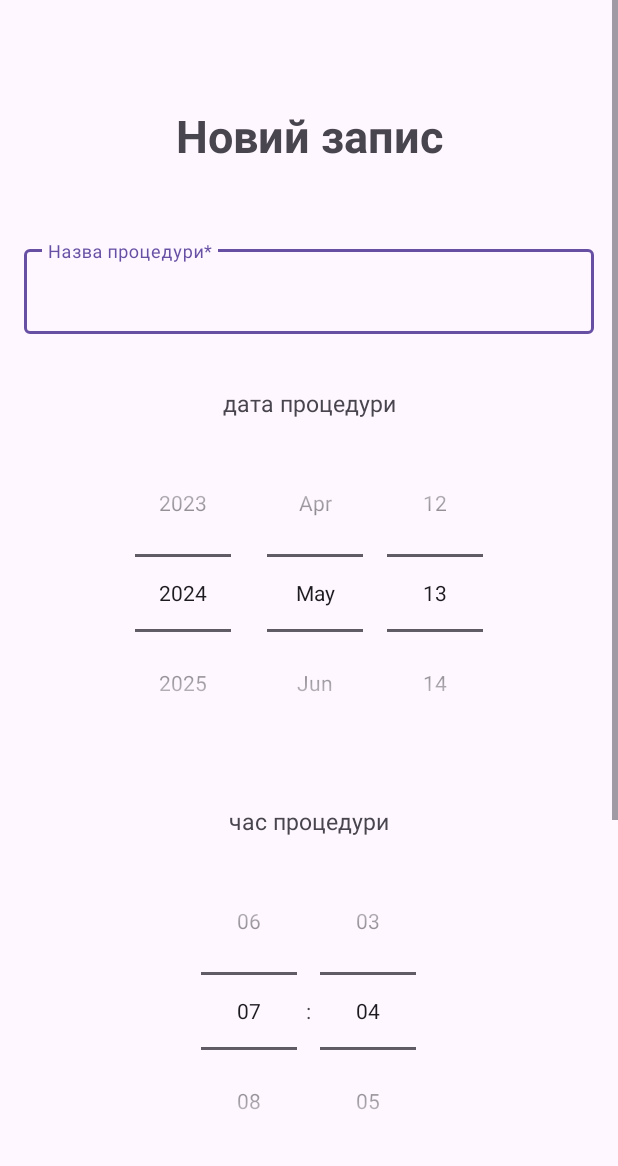
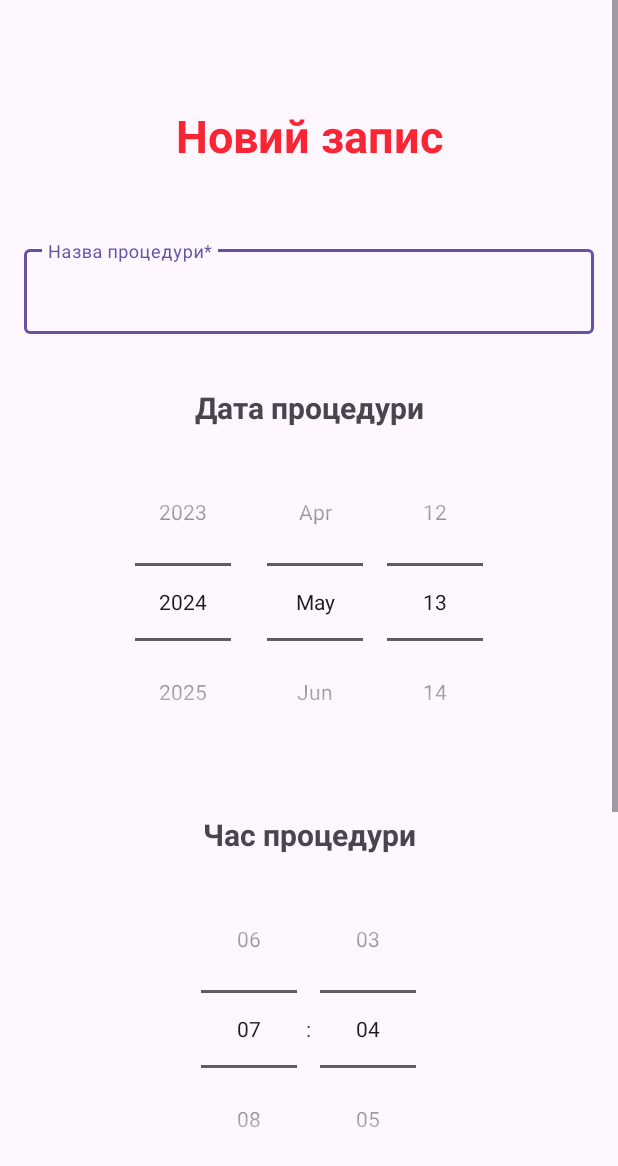
Before and after one commit to dymchenkko/khrtk_course_work_pi-420, an Android app built with Jetpack Compose: the screen it shows after launch once a user with an empty profile is signed in (NewAppointmentActivity), item 2 of the bottom bar chosen, on a phone screen of 412 x 824 dp. Shown: the top 1166 px of the screen. Run offline under Robolectric (Android 15) with nearby library versions, the phone set to English and light mode, and no system bars; our stand-ins replace Firebase (no records; nobody signed in at launch, a user with empty details on screens opened directly).

Commit message:
fix: fix appearance

```diff
--- a/app/src/main/res/layout/activity_edit_client.xml
+++ b/app/src/main/res/layout/activity_edit_client.xml
@@ -16,6 +16,7 @@
         android:layout_marginTop="50dp"
         android:textSize="30dp"
         android:textStyle="bold"
+        android:textColor="#f82634"
         android:text="Редагувати клієнта"
         tools:ignore="MissingConstraints" />
 
@@ -101,7 +102,8 @@
         android:layout_width="wrap_content"
         android:layout_height="wrap_content"
         android:layout_marginTop="15dp"
-
+        android:textSize="20dp"
+        android:textStyle="bold"
         app:layout_constraintStart_toStartOf="parent"
         app:layout_constraintEnd_toEndOf="parent"
         tools:ignore="MissingConstraints"
@@ -180,7 +182,7 @@
         android:layout_height="wrap_content"
         android:layout_marginTop="15dp"
         android:text="* обов'язкові поля"
-        android:textSize="15dp"
+        android:textSize="17dp"
         android:layout_marginLeft="20dp"
         android:textColor="#fa7d6f"
         app:layout_constraintLeft_toLeftOf="parent"
--- a/app/src/main/res/layout/activity_edit_expense.xml
+++ b/app/src/main/res/layout/activity_edit_expense.xml
@@ -14,6 +14,7 @@
         android:text="Редагувати витрату"
         android:textSize="30dp"
         android:textStyle="bold"
+        android:textColor="#f82634"
         app:layout_constraintLeft_toLeftOf="parent"
         app:layout_constraintRight_toRightOf="parent"
         app:layout_constraintTop_toTopOf="parent"
@@ -74,7 +75,7 @@
         android:layout_height="wrap_content"
         android:layout_marginTop="15dp"
         android:text="* обов'язкові поля"
-        android:textSize="15dp"
+        android:textSize="17dp"
         android:layout_marginLeft="20dp"
         android:textColor="#fa7d6f"
         app:layout_constraintLeft_toLeftOf="parent"
--- a/app/src/main/res/layout/activity_new_appointment.xml
+++ b/app/src/main/res/layout/activity_new_appointment.xml
@@ -19,6 +19,7 @@
             android:text="Новий запис"
             android:textSize="30dp"
             android:textStyle="bold"
+            android:textColor="#f82634"
             app:layout_constraintLeft_toLeftOf="parent"
             app:layout_constraintRight_toRightOf="parent"
             app:layout_constraintTop_toTopOf="parent"
@@ -48,9 +49,9 @@
             android:layout_width="wrap_content"
             android:layout_height="wrap_content"
             android:layout_marginTop="35dp"
-            android:text="дата процедури"
-            android:textSize="15dp"
-            app:layout_constraintLeft_toLeftOf="parent"
+            android:text="Дата процедури"
+            android:textSize="20dp"
+            android:textStyle="bold"            app:layout_constraintLeft_toLeftOf="parent"
             app:layout_constraintRight_toRightOf="parent"
             app:layout_constraintTop_toBottomOf="@+id/new_procedure_name_layout"
             tools:ignore="MissingConstraints" />
@@ -71,9 +72,9 @@
             android:layout_width="wrap_content"
             android:layout_height="wrap_content"
             android:layout_marginTop="35dp"
-            android:text="час процедури"
-            android:textSize="15dp"
-            app:layout_constraintLeft_toLeftOf="parent"
+            android:text="Час процедури"
+            android:textSize="20dp"
+            android:textStyle="bold"            app:layout_constraintLeft_toLeftOf="parent"
             app:layout_constraintRight_toRightOf="parent"
             app:layout_constraintTop_toBottomOf="@+id/datePickerButton"
             tools:ignore="MissingConstraints" />
@@ -161,7 +162,7 @@
             android:layout_height="wrap_content"
             android:layout_marginTop="15dp"
             android:text="* обов'язкові поля"
-            android:textSize="15dp"
+            android:textSize="17dp"
             android:layout_marginLeft="20dp"
             android:textColor="#fa7d6f"
             app:layout_constraintLeft_toLeftOf="parent"
--- a/app/src/main/res/layout/activity_new_client.xml
+++ b/app/src/main/res/layout/activity_new_client.xml
@@ -15,6 +15,7 @@
         app:layout_constraintTop_toTopOf="parent"
         android:layout_marginTop="50dp"
         android:textSize="30dp"
+        android:textColor="#f82634"
         android:textStyle="bold"
         android:text="Новий клієнт"
         tools:ignore="MissingConstraints" />
@@ -101,7 +102,8 @@
         android:layout_height="wrap_content"
         android:layout_marginTop="15dp"
         android:text="Тип шкіри"
-
+        android:textSize="20dp"
+        android:textStyle="bold"
         app:layout_constraintEnd_toEndOf="parent"
         app:layout_constraintStart_toStartOf="parent"
         app:layout_constraintTop_toBottomOf="@id/new_phone_number_layout"
@@ -181,7 +183,7 @@
         android:layout_height="wrap_content"
         android:layout_marginTop="15dp"
         android:text="* обов'язкові поля"
-        android:textSize="15dp"
+        android:textSize="17dp"
         android:layout_marginLeft="20dp"
         android:textColor="#fa7d6f"
         app:layout_constraintLeft_toLeftOf="parent"
--- a/app/src/main/res/layout/activity_new_expense.xml
+++ b/app/src/main/res/layout/activity_new_expense.xml
@@ -14,6 +14,7 @@
         android:text="Додати витрату"
         android:textSize="30dp"
         android:textStyle="bold"
+        android:textColor="#f82634"
         app:layout_constraintLeft_toLeftOf="parent"
         app:layout_constraintRight_toRightOf="parent"
         app:layout_constraintTop_toTopOf="parent"
@@ -74,7 +75,7 @@
         android:layout_height="wrap_content"
         android:layout_marginTop="15dp"
         android:text="* обов'язкові поля"
-        android:textSize="15dp"
+        android:textSize="17dp"
         android:layout_marginLeft="20dp"
         android:textColor="#fa7d6f"
         app:layout_constraintLeft_toLeftOf="parent"
--- a/app/src/main/res/layout/activity_new_report.xml
+++ b/app/src/main/res/layout/activity_new_report.xml
@@ -13,6 +13,7 @@
         android:layout_marginTop="50dp"
         android:text="Новий звіт"
         android:textSize="30dp"
+        android:textColor="#f82634"
         android:textStyle="bold"
         app:layout_constraintLeft_toLeftOf="parent"
         app:layout_constraintRight_toRightOf="parent"
--- a/app/src/main/res/layout/activity_sign_in.xml
+++ b/app/src/main/res/layout/activity_sign_in.xml
@@ -50,7 +50,7 @@
         android:layout_height="wrap_content"
         android:layout_marginTop="15dp"
         android:text="* обов'язкові поля"
-        android:textSize="15dp"
+        android:textSize="17dp"
         android:layout_marginLeft="20dp"
         android:textColor="#fa7d6f"
         app:layout_constraintLeft_toLeftOf="parent"
--- a/app/src/main/res/layout/activity_sign_up.xml
+++ b/app/src/main/res/layout/activity_sign_up.xml
@@ -70,7 +70,7 @@
         android:layout_height="wrap_content"
         android:layout_marginTop="15dp"
         android:text="* обов'язкові поля"
-        android:textSize="15dp"
+        android:textSize="17dp"
         android:layout_marginLeft="20dp"
         android:textColor="#fa7d6f"
         app:layout_constraintLeft_toLeftOf="parent"
--- a/app/src/main/res/layout/list_client_item.xml
+++ b/app/src/main/res/layout/list_client_item.xml
@@ -7,7 +7,8 @@
     android:layout_marginVertical="10dp"
     android:layout_marginHorizontal="10dp"
     app:cardCornerRadius="20dp"
-    app:cardElevation="8dp"
+    app:cardElevation="4dp"
+    app:cardUseCompatPadding="true"
     android:layout_width="match_parent"
     android:layout_height="wrap_content">
 
--- a/app/src/main/res/layout/list_item.xml
+++ b/app/src/main/res/layout/list_item.xml
@@ -7,7 +7,7 @@
     android:layout_marginVertical="10dp"
     android:layout_marginHorizontal="10dp"
     app:cardCornerRadius="20dp"
-    app:cardElevation="8dp"
+    app:cardElevation="2dp"
     android:layout_width="match_parent"
     android:layout_height="wrap_content"
     app:cardUseCompatPadding="true"
--- a/app/src/main/res/layout/list_item_clients_appointment.xml
+++ b/app/src/main/res/layout/list_item_clients_appointment.xml
@@ -6,6 +6,7 @@
     android:layout_marginStart="12dp"
     android:layout_marginEnd="12dp"
     app:cardCornerRadius="20dp"
+    app:cardElevation="4dp"
     android:layout_width="match_parent"
     android:layout_height="wrap_content"
     app:cardUseCompatPadding="true"
```
Also changed, not shown: app/src/main/res/layout/activity_edit_appointment.xml (+8 -7 lines).
